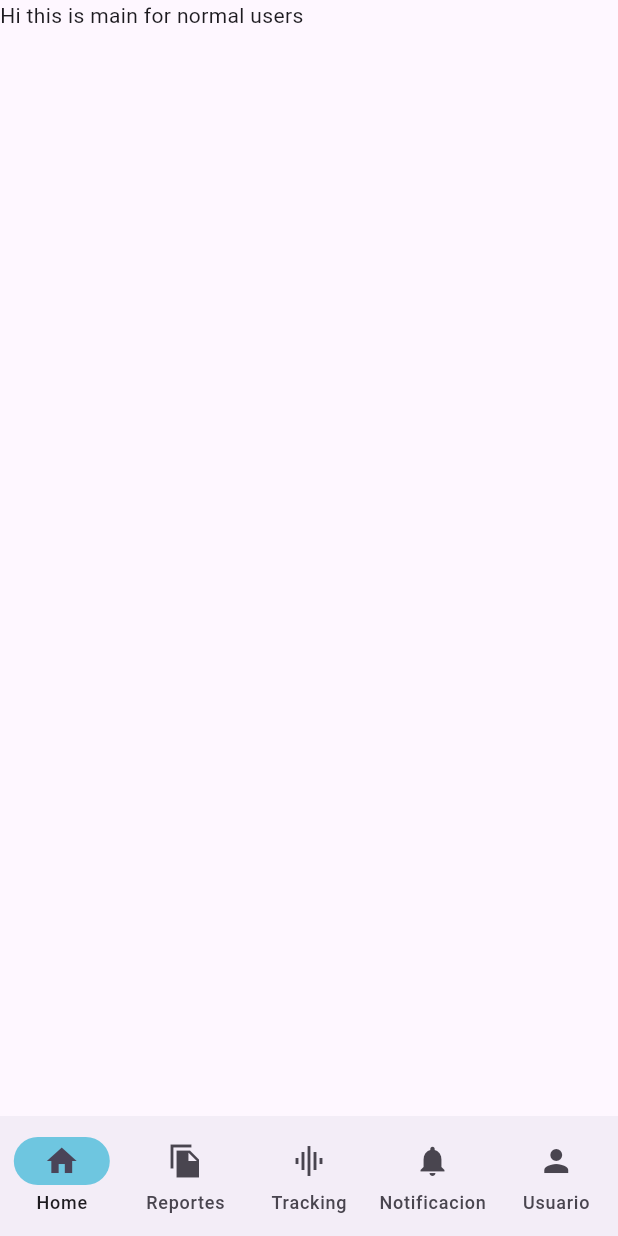
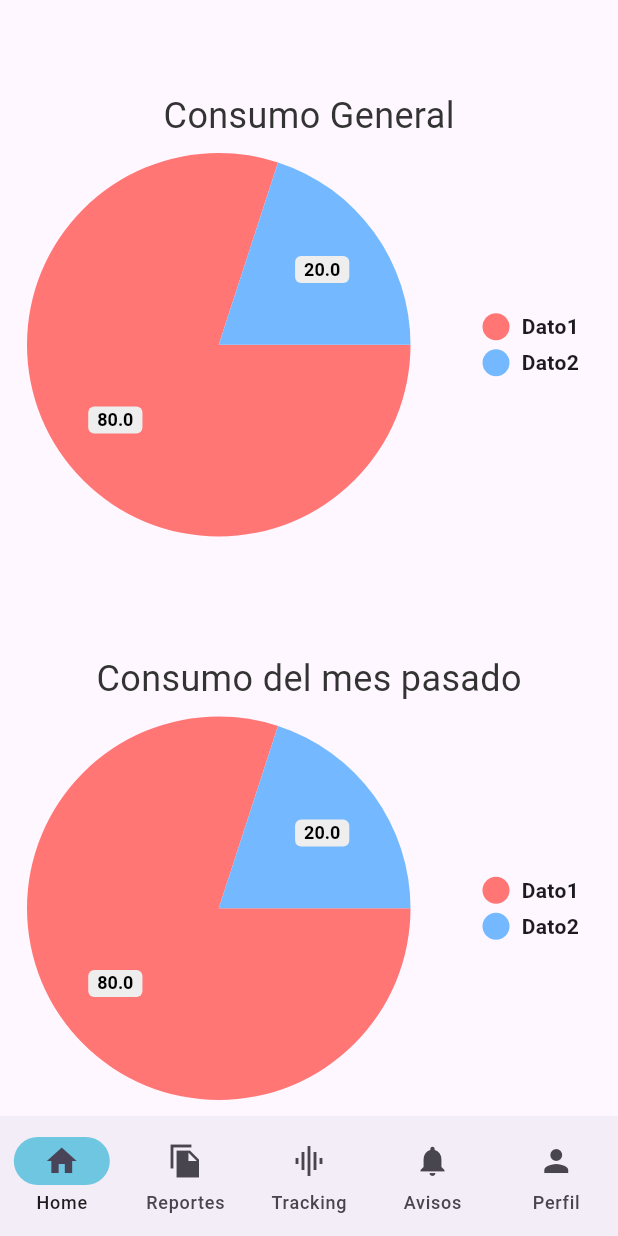
Before and after one commit to Zylohw/Leaf-Counter, a Flutter app: the HomeScreenUsers screen opened directly, on a phone screen of 412 x 824 dp. Run offline on Flutter 3.47's test engine with Material 3 defaults, Android fonts, the phone set to English and light mode, and no system bars; drawn by our look-alikes of pie_chart.

Commit message:
update: screens of users admin, maintainence and normal users, add: info chart component

```diff
--- /dev/null
+++ b/frontend/leaf_mobile/lib/screens/admin_users/home_screen_admin.dart
@@ -0,0 +1,14 @@
+import 'package:flutter/material.dart';
+
+class HomeScreenAdmin extends StatefulWidget{
+  const HomeScreenAdmin({super.key});
+  @override
+  State<HomeScreenAdmin> createState() => _HomeScreenAdminState();
+}
+
+class _HomeScreenAdminState extends State<HomeScreenAdmin>{
+  @override
+  Widget build(BuildContext build){
+    return Text("Bienvenido Admin");
+  }
+}
--- /dev/null
+++ b/frontend/leaf_mobile/lib/screens/maintenance_staff/home_screen_m_staff.dart
@@ -0,0 +1,14 @@
+import 'package:flutter/material.dart';
+
+class HomeScreenMStaff extends StatefulWidget{
+  const HomeScreenMStaff ({super.key});
+  @override
+  State<HomeScreenMStaff> createState() => _HomeScreenMStaffState();
+}
+
+class _HomeScreenMStaffState extends State<HomeScreenMStaff>{
+  @override
+  Widget build(BuildContext context){
+    return Text("Bienvenido personal de mantenimiento");
+  }
+}
--- a/frontend/leaf_mobile/lib/screens/normal_users/home_screen_users.dart
+++ b/frontend/leaf_mobile/lib/screens/normal_users/home_screen_users.dart
@@ -1,20 +1,30 @@
 import 'package:flutter/material.dart';
+import 'package:leaf_mobile/widgets/info_container.dart';
 import 'package:leaf_mobile/widgets/navigator_bar.dart';
 
-class HomeScreenUsers extends StatefulWidget{
+class HomeScreenUsers extends StatefulWidget {
   const HomeScreenUsers({super.key});
   @override
   State<HomeScreenUsers> createState() => _HomeScreenUsersState();
 }
 
-class _HomeScreenUsersState extends State<HomeScreenUsers>{
-
+class _HomeScreenUsersState extends State<HomeScreenUsers> {
   @override
-  Widget build(BuildContext context){
+  Widget build(BuildContext context) {
     return Scaffold(
-      body: Text("Hi this is main for normal users"),
-      bottomNavigationBar: NavigatorBar(icon1: Icon(Icons.home),icon2: Icon(Icons.file_copy_sharp),icon3: Icon(Icons.graphic_eq),icon4: Icon(Icons.notifications),icon5: Icon(Icons.person),label1: "Home",label2: "Reportes",label3: "Tracking",label4: "Notificacion", label5: "Usuario",),
+      body: InfoContainer(),
+      bottomNavigationBar: NavigatorBar(
+        icon1: Icon(Icons.home),
+        icon2: Icon(Icons.file_copy_sharp),
+        icon3: Icon(Icons.graphic_eq),
+        icon4: Icon(Icons.notifications),
+        icon5: Icon(Icons.person),
+        label1: "Home",
+        label2: "Reportes",
+        label3: "Tracking",
+        label4: "Avisos",
+        label5: "Perfil",
+      ),
     );
   }
-
 }
--- /dev/null
+++ b/frontend/leaf_mobile/lib/widgets/info_container.dart
@@ -0,0 +1,55 @@
+import 'package:flutter/material.dart';
+import 'package:pie_chart/pie_chart.dart';
+import'package:leaf_mobile/core/app_colors.dart';
+
+
+class InfoContainer extends StatefulWidget{
+  const InfoContainer({super.key});
+  @override
+  State<InfoContainer> createState() => _InfoContainerState();
+}
+
+class _InfoContainerState extends State<InfoContainer>{
+  // estos datos son ficticios mas adelante se van a agregar datos de verdad qeu seran los del backend
+  // TODO:conectarse al backend y modificar este mapa
+  Map<String,double> dataMap = {
+    "Dato1":80,
+    "Dato2":20  ,
+  };
+  @override
+  Widget build (BuildContext context){
+    return Column(
+      mainAxisAlignment: MainAxisAlignment.spaceBetween,
+      children: [
+
+        Container(
+          padding: EdgeInsets.only(top: 60,left: 10,right: 10,bottom: 10),
+          child: Column(
+            children: [
+              Text("Consumo General", style: TextStyle(
+                fontSize: 24,
+                color: AppColors.primaryText
+              ),),
+              PieChart(dataMap: dataMap)
+            ],
+          ),
+
+        ),
+
+        Container(
+          padding: EdgeInsets.only(top: 60,left: 10,right: 10,bottom: 10),
+          child: Column(
+            children: [
+              Text("Consumo del mes pasado", style: TextStyle(
+                fontSize: 24,
+                color: AppColors.primaryText
+              ),),
+              PieChart(dataMap: dataMap)
+            ],
+          ),
+
+        )
+      ],
+    );
+  }
+}
```
